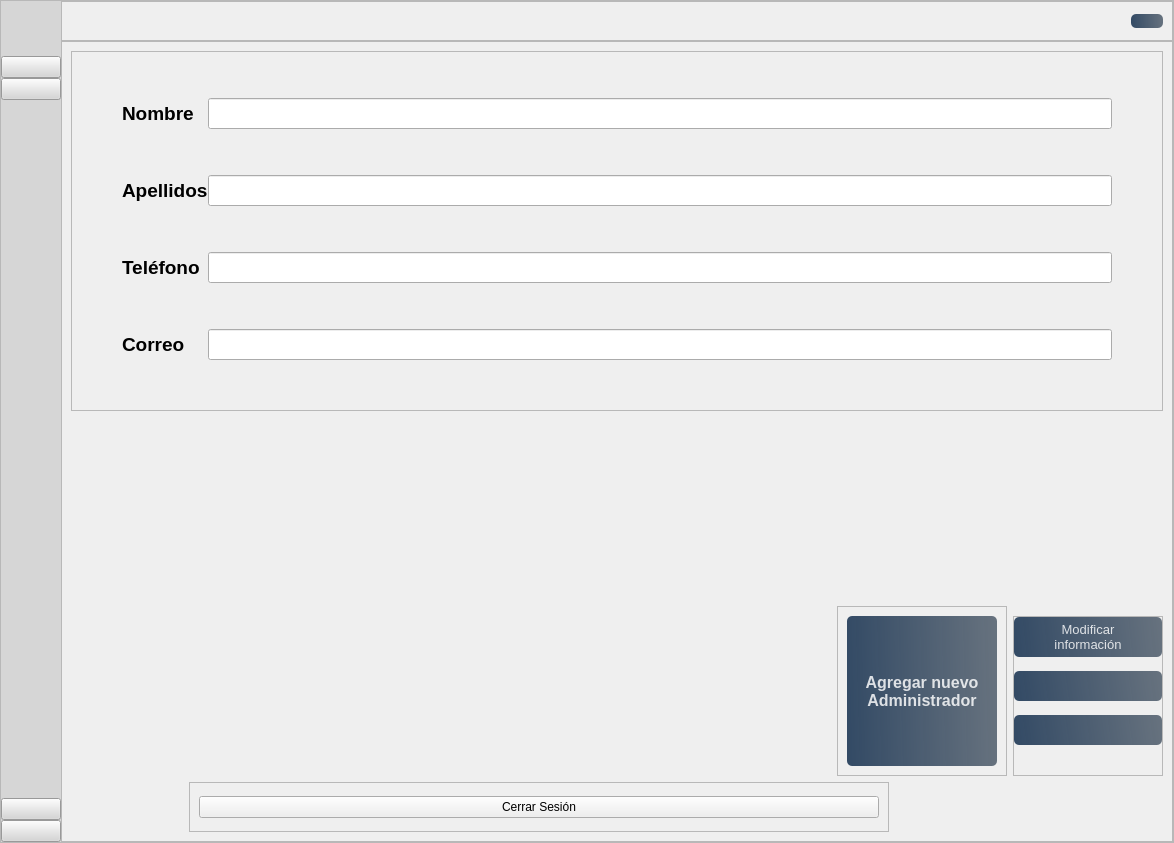
Old version of the form ui/ui_files/Principal.ui in the repository Salinas03/Sistema-Seguridad.
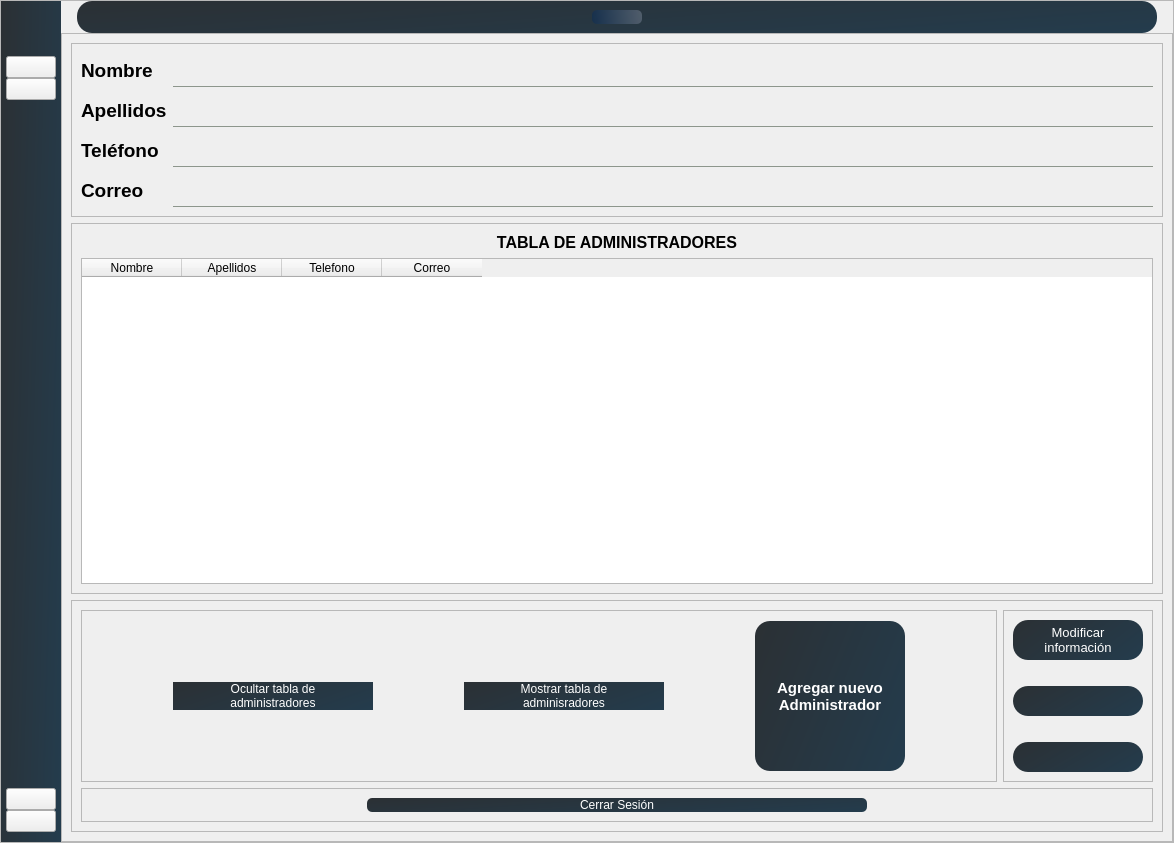
New version of the form. The open tabs and pages were chosen to show the change. Icons and pictures are not drawn.

Patch:
```diff
--- a/ui/ui_files/Principal.ui
+++ b/ui/ui_files/Principal.ui
@@ -38,7 +38,7 @@
       <property name="frameShadow">
        <enum>QFrame::Raised</enum>
       </property>
-      <layout class="QHBoxLayout" name="horizontalLayout">
+      <layout class="QHBoxLayout" name="horizontalLayout" stretch="0,0">
        <property name="spacing">
         <number>0</number>
        </property>
@@ -69,23 +69,26 @@
           </size>
          </property>
          <property name="styleSheet">
-          <string notr="true">background-color: rgb(214, 214, 214);</string>
+          <string notr="true">QWidget#menu_widget{
+background: qlineargradient(x1:0, y1:0, x2:2.5 y2:1, stop:0 #2B3034, stop:1 #1C4968);
+
+}</string>
          </property>
          <layout class="QVBoxLayout" name="verticalLayout_4">
           <property name="spacing">
            <number>0</number>
           </property>
           <property name="leftMargin">
-           <number>0</number>
+           <number>5</number>
           </property>
           <property name="topMargin">
            <number>0</number>
           </property>
           <property name="rightMargin">
-           <number>0</number>
+           <number>5</number>
           </property>
           <property name="bottomMargin">
-           <number>0</number>
+           <number>10</number>
           </property>
           <item>
            <layout class="QVBoxLayout" name="verticalLayout_3">
@@ -207,16 +210,33 @@
        <item>
         <widget class="QWidget" name="body_widget" native="true">
          <property name="styleSheet">
-          <string notr="true">QPushButton#guardad_computadora_btn,
+          <string notr="true">QPushButton#user_btn{
+background-color: qlineargradient(spread:pad, x1:0, y1:0.505682, x2:1, y2:0.477, stop:0 rgba(20, 47, 78, 219), stop:1 rgba(85, 98, 112, 226));
+color:rgba(255, 255, 255, 210);
+border-radius:5px;
+}
+
+QPushButton#user_btn:hover{
+background-color: qlineargradient(spread:pad, x1:0, y1:0.505682, x2:1, y2:0.477, stop:0 rgba(40, 67, 98, 219), stop:1 rgba(105, 118, 132, 226));
+}
+
+QPushButton#user_btn:pressed{
+padding-left:5px;
+padding-top:5px;
+background-color:rgba(105, 118, 132, 200);
+}
+
+QPushButton#guardad_computadora_btn,
 #cancelar_registro_btn,
 #modificar_btn,
 #guardar_btn,
 #cancelar_btn,
 #agregar_admin_btn,
-#user_btn{
-background-color: qlineargradient(spread:pad, x1:0, y1:0.505682, x2:1, y2:0.477, stop:0 rgba(20, 47, 78, 219), stop:1 rgba(85, 98, 112, 226));
-color:rgba(255, 255, 255, 210);
-border-radius:5px;
+#mostrar_admin_table,
+#ocultar_admin_table{
+background: qlineargradient(x1:0, y1:0, x2:2.5 y2:1, stop:0 #2B3034, stop:1 #1C4968);
+border-radius:15px;
+color:white;
 }
 
 QPushButton#guardad_computadora_btn:hover,
@@ -225,20 +245,31 @@
 #guardar_btn:hover,
 #cancelar_btn:hover,
 #agregar_admin_btn:hover,
-#user_btn:hover{
-background-color: qlineargradient(spread:pad, x1:0, y1:0.505682, x2:1, y2:0.477, stop:0 rgba(40, 67, 98, 219), stop:1 rgba(105, 118, 132, 226));
-}
-
-QPushButton#guardad_computadora_btn:pressed,
-#cancelar_registro_btn:pressed,
-#modificar_btn:pressed,
-#guardar_btn:pressed,
-#cancelar_btn:pressed,
-#agregar_admin_btn:pressed,
-#user_btn:pressed{
+#mostrar_admin_table:hover,
+#ocultar_admin_table:hover{
 padding-left:5px;
 padding-top:5px;
-background-color:rgba(105, 118, 132, 200);
+background-color: rgb(140, 140, 140);
+}
+
+QPushButton#cerrar_sesion_btn{
+background: qlineargradient(x1:0, y1:0, x2:2.5 y2:1, stop:0 #2B3034, stop:1 #1C4968);
+border-radius:5px;
+color:white;
+font: 10pt &quot;MS Shell Dlg 2&quot;;
+}
+
+QPushButton#cerrar_sesion_btn:hover{
+padding-left:3px;
+padding-top:3px;
+}
+
+QLineEdit{
+background-color:rgba(0,0,0,0);
+border:1px solid rgba(0,0,0,0);
+border-bottom-color:rgba(141,150,140,255);
+padding-bottom:7px;
+color: rgb(140, 140, 140);
 }
 </string>
          </property>
@@ -258,16 +289,25 @@
           <property name="bottomMargin">
            <number>0</number>
           </property>
-          <item>
+          <item alignment="Qt::AlignHCenter">
            <widget class="QFrame" name="frame_2">
+            <property name="minimumSize">
+             <size>
+              <width>1080</width>
+              <height>0</height>
+             </size>
+            </property>
             <property name="maximumSize">
              <size>
-              <width>16777215</width>
+              <width>1080</width>
               <height>50</height>
              </size>
             </property>
             <property name="styleSheet">
-             <string notr="true"/>
+             <string notr="true">QFrame#frame_2{
+background: qlineargradient(x1:0, y1:0, x2:2.5 y2:1, stop:0 #2B3034, stop:1 #1C4968);
+border-radius:15px;
+}</string>
             </property>
             <property name="frameShape">
              <enum>QFrame::StyledPanel</enum>
@@ -276,21 +316,14 @@
              <enum>QFrame::Raised</enum>
             </property>
             <layout class="QHBoxLayout" name="horizontalLayout_2">
-             <item>
-              <spacer name="horizontalSpacer">
-               <property name="orientation">
-                <enum>Qt::Horizontal</enum>
-               </property>
-               <property name="sizeHint" stdset="0">
-                <size>
-                 <width>1150</width>
-                 <height>20</height>
-                </size>
-               </property>
-              </spacer>
-             </item>
              <item>
               <widget class="QPushButton" name="user_btn">
+               <property name="maximumSize">
+                <size>
+                 <width>50</width>
+                 <height>16777215</height>
+                </size>
+               </property>
                <property name="styleSheet">
                 <string notr="true"/>
                </property>
@@ -773,16 +806,43 @@
                </widget>
                <widget class="QWidget" name="page_4">
                 <layout class="QGridLayout" name="gridLayout_4">
-                 <item row="3" column="0" alignment="Qt::AlignRight|Qt::AlignBottom">
+                 <item row="2" column="0">
+                  <widget class="QFrame" name="frame_12">
+                   <property name="frameShape">
+                    <enum>QFrame::StyledPanel</enum>
+                   </property>
+                   <property name="frameShadow">
+                    <enum>QFrame::Raised</enum>
+                   </property>
+                   <layout class="QGridLayout" name="gridLayout_5">
+                    <item row="0" column="0">
                   <widget class="QFrame" name="frame_8">
+                      <property name="styleSheet">
+                       <string notr="true"/>
+                      </property>
                    <property name="frameShape">
                     <enum>QFrame::StyledPanel</enum>
                    </property>
                    <property name="frameShadow">
                     <enum>QFrame::Raised</enum>
                    </property>
-                   <layout class="QVBoxLayout" name="verticalLayout_8">
-                    <item>
+                      <layout class="QGridLayout" name="gridLayout_13">
+                       <property name="leftMargin">
+                        <number>0</number>
+                       </property>
+                       <property name="topMargin">
+                        <number>0</number>
+                       </property>
+                       <property name="rightMargin">
+                        <number>0</number>
+                       </property>
+                       <property name="bottomMargin">
+                        <number>0</number>
+                       </property>
+                       <property name="spacing">
+                        <number>0</number>
+                       </property>
+                       <item row="0" column="2">
                      <widget class="QPushButton" name="agregar_admin_btn">
                       <property name="minimumSize">
                        <size>
@@ -798,7 +858,7 @@
                       </property>
                       <property name="font">
                        <font>
-                        <pointsize>12</pointsize>
+                           <pointsize>11</pointsize>
                         <weight>75</weight>
                         <bold>true</bold>
                        </font>
@@ -809,44 +869,38 @@
                       </property>
                      </widget>
                     </item>
-                   </layout>
-                  </widget>
-                 </item>
-                 <item row="4" column="0" alignment="Qt::AlignHCenter">
-                  <widget class="QFrame" name="frame_10">
-                   <property name="minimumSize">
-                    <size>
-                     <width>700</width>
-                     <height>0</height>
-                    </size>
-                   </property>
-                   <property name="maximumSize">
-                    <size>
-                     <width>16777215</width>
-                     <height>50</height>
-                    </size>
-                   </property>
-                   <property name="styleSheet">
-                    <string notr="true"/>
-                   </property>
-                   <property name="frameShape">
-                    <enum>QFrame::StyledPanel</enum>
-                   </property>
-                   <property name="frameShadow">
-                    <enum>QFrame::Raised</enum>
-                   </property>
-                   <layout class="QGridLayout" name="gridLayout_9">
+                       <item row="0" column="1">
+                        <widget class="QPushButton" name="mostrar_admin_table">
+                         <property name="maximumSize">
+                          <size>
+                           <width>200</width>
+                           <height>16777215</height>
+                          </size>
+                         </property>
+                         <property name="text">
+                          <string>Mostrar tabla de 
+adminisradores</string>
+                         </property>
+                        </widget>
+                       </item>
                     <item row="0" column="0">
-                     <widget class="QPushButton" name="cerrar_sesion_btn">
+                        <widget class="QPushButton" name="ocultar_admin_table">
+                         <property name="maximumSize">
+                          <size>
+                           <width>200</width>
+                           <height>16777215</height>
+                          </size>
+                         </property>
                       <property name="text">
-                       <string>Cerrar Sesión</string>
+                          <string>Ocultar tabla de 
+administradores</string>
                       </property>
                      </widget>
                     </item>
                    </layout>
                   </widget>
                  </item>
-                 <item row="3" column="1" alignment="Qt::AlignBottom">
+                    <item row="0" column="1">
                   <widget class="QFrame" name="frame_7">
                    <property name="maximumSize">
                     <size>
@@ -854,29 +908,17 @@
                      <height>16777215</height>
                     </size>
                    </property>
+                      <property name="styleSheet">
+                       <string notr="true"/>
+                      </property>
                    <property name="frameShape">
                     <enum>QFrame::StyledPanel</enum>
                    </property>
                    <property name="frameShadow">
                     <enum>QFrame::Raised</enum>
                    </property>
-                   <layout class="QVBoxLayout" name="verticalLayout_7">
-                    <property name="spacing">
-                     <number>0</number>
-                    </property>
-                    <property name="leftMargin">
-                     <number>0</number>
-                    </property>
-                    <property name="topMargin">
-                     <number>0</number>
-                    </property>
-                    <property name="rightMargin">
-                     <number>0</number>
-                    </property>
-                    <property name="bottomMargin">
-                     <number>30</number>
-                    </property>
-                    <item>
+                      <layout class="QGridLayout" name="gridLayout_12">
+                       <item row="0" column="0">
                      <widget class="QPushButton" name="modificar_btn">
                       <property name="minimumSize">
                        <size>
@@ -895,14 +937,14 @@
                       </property>
                      </widget>
                     </item>
-                    <item>
+                       <item row="1" column="0">
                      <widget class="QLabel" name="label_18">
                       <property name="text">
                        <string/>
                       </property>
                      </widget>
                     </item>
-                    <item>
+                       <item row="2" column="0">
                      <widget class="QPushButton" name="guardar_btn">
                       <property name="minimumSize">
                        <size>
@@ -919,14 +961,14 @@
                       </property>
                      </widget>
                     </item>
-                    <item>
+                       <item row="3" column="0">
                      <widget class="QLabel" name="label_19">
                       <property name="text">
                        <string/>
                       </property>
                      </widget>
                     </item>
-                    <item>
+                       <item row="4" column="0">
                      <widget class="QPushButton" name="cancelar_btn">
                       <property name="minimumSize">
                        <size>
@@ -946,44 +988,61 @@
                    </layout>
                   </widget>
                  </item>
-                 <item row="0" column="0" colspan="2">
+                    <item row="1" column="0" colspan="2">
+                     <widget class="QFrame" name="frame_10">
+                      <property name="minimumSize">
+                       <size>
+                        <width>700</width>
+                        <height>0</height>
+                       </size>
+                      </property>
+                      <property name="maximumSize">
+                       <size>
+                        <width>16777215</width>
+                        <height>50</height>
+                       </size>
+                      </property>
+                      <property name="styleSheet">
+                       <string notr="true"/>
+                      </property>
+                      <property name="frameShape">
+                       <enum>QFrame::StyledPanel</enum>
+                      </property>
+                      <property name="frameShadow">
+                       <enum>QFrame::Raised</enum>
+                      </property>
+                      <layout class="QGridLayout" name="gridLayout_11">
+                       <item row="0" column="0">
+                        <widget class="QPushButton" name="cerrar_sesion_btn">
+                         <property name="maximumSize">
+                          <size>
+                           <width>500</width>
+                           <height>16777215</height>
+                          </size>
+                         </property>
+                         <property name="text">
+                          <string>Cerrar Sesión</string>
+                         </property>
+                        </widget>
+                       </item>
+                      </layout>
+                     </widget>
+                    </item>
+                   </layout>
+                  </widget>
+                 </item>
+                 <item row="0" column="0">
                   <widget class="QFrame" name="frame_6">
+                   <property name="styleSheet">
+                    <string notr="true"/>
+                   </property>
                    <property name="frameShape">
                     <enum>QFrame::StyledPanel</enum>
                    </property>
                    <property name="frameShadow">
                     <enum>QFrame::Raised</enum>
                    </property>
-                   <layout class="QGridLayout" name="gridLayout_5">
-                    <property name="leftMargin">
-                     <number>50</number>
-                    </property>
-                    <property name="topMargin">
-                     <number>0</number>
-                    </property>
-                    <property name="rightMargin">
-                     <number>50</number>
-                    </property>
-                    <property name="bottomMargin">
-                     <number>0</number>
-                    </property>
-                    <property name="spacing">
-                     <number>0</number>
-                    </property>
-                    <item row="4" column="0">
-                     <widget class="QLabel" name="label_9">
-                      <property name="font">
-                       <font>
-                        <pointsize>14</pointsize>
-                        <weight>75</weight>
-                        <bold>true</bold>
-                       </font>
-                      </property>
-                      <property name="text">
-                       <string>Correo</string>
-                      </property>
-                     </widget>
-                    </item>
+                   <layout class="QGridLayout" name="gridLayout_9">
                     <item row="0" column="0">
                      <widget class="QLabel" name="label_6">
                       <property name="font">
@@ -1007,25 +1066,7 @@
                       </property>
                      </widget>
                     </item>
-                    <item row="2" column="1">
-                     <widget class="QLineEdit" name="apellidos_txt">
-                      <property name="font">
-                       <font>
-                        <pointsize>14</pointsize>
-                       </font>
-                      </property>
-                     </widget>
-                    </item>
-                    <item row="3" column="1">
-                     <widget class="QLineEdit" name="telefono_txt">
-                      <property name="font">
-                       <font>
-                        <pointsize>14</pointsize>
-                       </font>
-                      </property>
-                     </widget>
-                    </item>
-                    <item row="2" column="0">
+                    <item row="1" column="0">
                      <widget class="QLabel" name="label_7">
                       <property name="font">
                        <font>
@@ -1039,7 +1080,16 @@
                       </property>
                      </widget>
                     </item>
-                    <item row="3" column="0">
+                    <item row="1" column="1">
+                     <widget class="QLineEdit" name="apellidos_txt">
+                      <property name="font">
+                       <font>
+                        <pointsize>14</pointsize>
+                       </font>
+                      </property>
+                     </widget>
+                    </item>
+                    <item row="2" column="0">
                      <widget class="QLabel" name="label_8">
                       <property name="font">
                        <font>
@@ -1053,7 +1103,30 @@
                       </property>
                      </widget>
                     </item>
-                    <item row="4" column="1">
+                    <item row="2" column="1">
+                     <widget class="QLineEdit" name="telefono_txt">
+                      <property name="font">
+                       <font>
+                        <pointsize>14</pointsize>
+                       </font>
+                      </property>
+                     </widget>
+                    </item>
+                    <item row="3" column="0">
+                     <widget class="QLabel" name="label_9">
+                      <property name="font">
+                       <font>
+                        <pointsize>14</pointsize>
+                        <weight>75</weight>
+                        <bold>true</bold>
+                       </font>
+                      </property>
+                      <property name="text">
+                       <string>Correo</string>
+                      </property>
+                     </widget>
+                    </item>
+                    <item row="3" column="1">
                      <widget class="QLineEdit" name="correo_txt">
                       <property name="font">
                        <font>
@@ -1065,6 +1138,59 @@
                    </layout>
                   </widget>
                  </item>
+                 <item row="1" column="0">
+                  <widget class="QFrame" name="frame_13">
+                   <property name="frameShape">
+                    <enum>QFrame::StyledPanel</enum>
+                   </property>
+                   <property name="frameShadow">
+                    <enum>QFrame::Raised</enum>
+                   </property>
+                   <layout class="QVBoxLayout" name="verticalLayout_7">
+                    <item>
+                     <widget class="QLabel" name="label_21">
+                      <property name="font">
+                       <font>
+                        <pointsize>12</pointsize>
+                        <weight>75</weight>
+                        <bold>true</bold>
+                       </font>
+                      </property>
+                      <property name="text">
+                       <string>TABLA DE ADMINISTRADORES</string>
+                      </property>
+                      <property name="alignment">
+                       <set>Qt::AlignCenter</set>
+                      </property>
+                     </widget>
+                    </item>
+                    <item>
+                     <widget class="QTableWidget" name="administradores_tabla">
+                      <column>
+                       <property name="text">
+                        <string>Nombre</string>
+                       </property>
+                      </column>
+                      <column>
+                       <property name="text">
+                        <string>Apellidos</string>
+                       </property>
+                      </column>
+                      <column>
+                       <property name="text">
+                        <string>Telefono</string>
+                       </property>
+                      </column>
+                      <column>
+                       <property name="text">
+                        <string>Correo</string>
+                       </property>
+                      </column>
+                     </widget>
+                    </item>
+                   </layout>
+                  </widget>
+                 </item>
                 </layout>
                </widget>
                <widget class="QWidget" name="page_2">
```
Left out of the diff: 61 changed lines with no effect on the pictures. Lines whose indentation alone changed are shown as unchanged.
